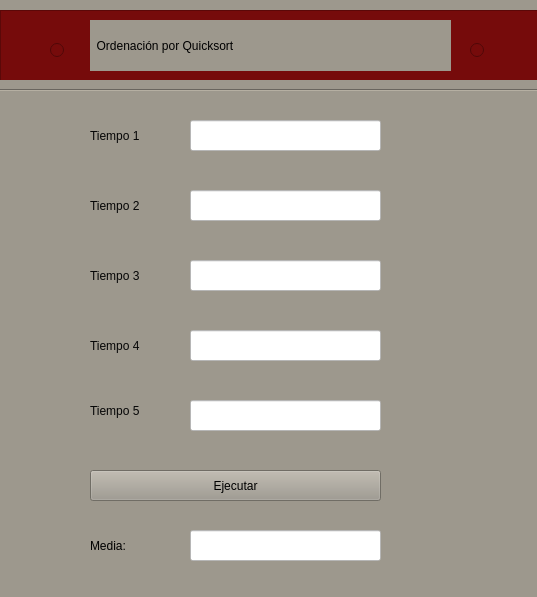
Old version of the form Practica3ArCoV2/quicksort.ui in the repository apereg/Practica3ArCo.
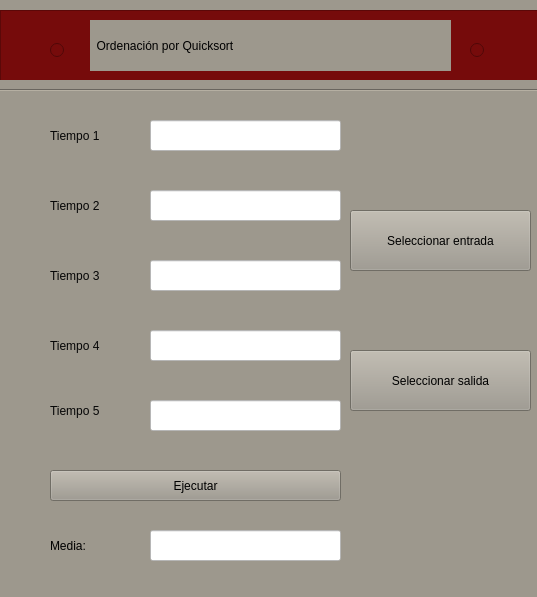
New version of the form.

Commit message: Implementada totalmente funcionalidad del algoritmo quicksort

```diff
--- a/Practica3ArCoV2/quicksort.ui
+++ b/Practica3ArCoV2/quicksort.ui
@@ -57,7 +57,7 @@
   <widget class="QLabel" name="label_2">
    <property name="geometry">
     <rect>
-     <x>90</x>
+     <x>50</x>
      <y>120</y>
      <width>81</width>
      <height>31</height>
@@ -74,7 +74,7 @@
   <widget class="QLabel" name="label_3">
    <property name="geometry">
     <rect>
-     <x>90</x>
+     <x>50</x>
      <y>400</y>
      <width>81</width>
      <height>21</height>
@@ -91,7 +91,7 @@
   <widget class="QLabel" name="label_4">
    <property name="geometry">
     <rect>
-     <x>90</x>
+     <x>50</x>
      <y>330</y>
      <width>91</width>
      <height>31</height>
@@ -108,7 +108,7 @@
   <widget class="QLabel" name="label_5">
    <property name="geometry">
     <rect>
-     <x>90</x>
+     <x>50</x>
      <y>260</y>
      <width>81</width>
      <height>31</height>
@@ -125,7 +125,7 @@
   <widget class="QLabel" name="label_6">
    <property name="geometry">
     <rect>
-     <x>90</x>
+     <x>50</x>
      <y>190</y>
      <width>81</width>
      <height>31</height>
@@ -142,7 +142,7 @@
   <widget class="QLineEdit" name="lineEdit">
    <property name="geometry">
     <rect>
-     <x>190</x>
+     <x>150</x>
      <y>120</y>
      <width>191</width>
      <height>31</height>
@@ -154,11 +154,14 @@
 gridline-color: rgb(66, 66, 66);
 </string>
    </property>
+   <property name="readOnly">
+    <bool>true</bool>
+   </property>
   </widget>
   <widget class="QLineEdit" name="lineEdit_2">
    <property name="geometry">
     <rect>
-     <x>190</x>
+     <x>150</x>
      <y>330</y>
      <width>191</width>
      <height>31</height>
@@ -170,11 +173,14 @@
 gridline-color: rgb(66, 66, 66);
 </string>
    </property>
+   <property name="readOnly">
+    <bool>true</bool>
+   </property>
   </widget>
   <widget class="QLineEdit" name="lineEdit_3">
    <property name="geometry">
     <rect>
-     <x>190</x>
+     <x>150</x>
      <y>260</y>
      <width>191</width>
      <height>31</height>
@@ -186,11 +192,14 @@
 gridline-color: rgb(66, 66, 66);
 </string>
    </property>
+   <property name="readOnly">
+    <bool>true</bool>
+   </property>
   </widget>
   <widget class="QLineEdit" name="lineEdit_4">
    <property name="geometry">
     <rect>
-     <x>190</x>
+     <x>150</x>
      <y>190</y>
      <width>191</width>
      <height>31</height>
@@ -202,11 +211,14 @@
 gridline-color: rgb(66, 66, 66);
 </string>
    </property>
+   <property name="readOnly">
+    <bool>true</bool>
+   </property>
   </widget>
   <widget class="QLineEdit" name="lineEdit_5">
    <property name="geometry">
     <rect>
-     <x>190</x>
+     <x>150</x>
      <y>400</y>
      <width>191</width>
      <height>31</height>
@@ -218,6 +230,9 @@
 gridline-color: rgb(66, 66, 66);
 </string>
    </property>
+   <property name="readOnly">
+    <bool>true</bool>
+   </property>
   </widget>
   <widget class="Line" name="line">
    <property name="geometry">
@@ -235,7 +250,7 @@
   <widget class="QPushButton" name="pushButton">
    <property name="geometry">
     <rect>
-     <x>90</x>
+     <x>50</x>
      <y>470</y>
      <width>291</width>
      <height>31</height>
@@ -251,7 +266,7 @@
   <widget class="QLabel" name="label_7">
    <property name="geometry">
     <rect>
-     <x>90</x>
+     <x>50</x>
      <y>530</y>
      <width>81</width>
      <height>31</height>
@@ -267,7 +282,7 @@
   <widget class="QLineEdit" name="lineEdit_6">
    <property name="geometry">
     <rect>
-     <x>190</x>
+     <x>150</x>
      <y>530</y>
      <width>191</width>
      <height>31</height>
@@ -279,6 +294,9 @@
 gridline-color: rgb(66, 66, 66);
 </string>
    </property>
+   <property name="readOnly">
+    <bool>true</bool>
+   </property>
   </widget>
   <widget class="QRadioButton" name="radioButton">
    <property name="enabled">
@@ -318,6 +336,38 @@
     <string/>
    </property>
   </widget>
+  <widget class="QPushButton" name="seleccionarArchivoPushButton">
+   <property name="geometry">
+    <rect>
+     <x>350</x>
+     <y>210</y>
+     <width>181</width>
+     <height>61</height>
+    </rect>
+   </property>
+   <property name="styleSheet">
+    <string notr="true">font: 75 12pt &quot;Palatino Linotype&quot;;</string>
+   </property>
+   <property name="text">
+    <string>Seleccionar entrada</string>
+   </property>
+  </widget>
+  <widget class="QPushButton" name="seleccionarArchivoPushButton_2">
+   <property name="geometry">
+    <rect>
+     <x>350</x>
+     <y>350</y>
+     <width>181</width>
+     <height>61</height>
+    </rect>
+   </property>
+   <property name="styleSheet">
+    <string notr="true">font: 75 12pt &quot;Palatino Linotype&quot;;</string>
+   </property>
+   <property name="text">
+    <string>Seleccionar salida</string>
+   </property>
+  </widget>
  </widget>
  <resources/>
  <connections/>
```
Left out of the diff: 16 changed lines with no effect on the pictures. The commit also changes 2 other files.
